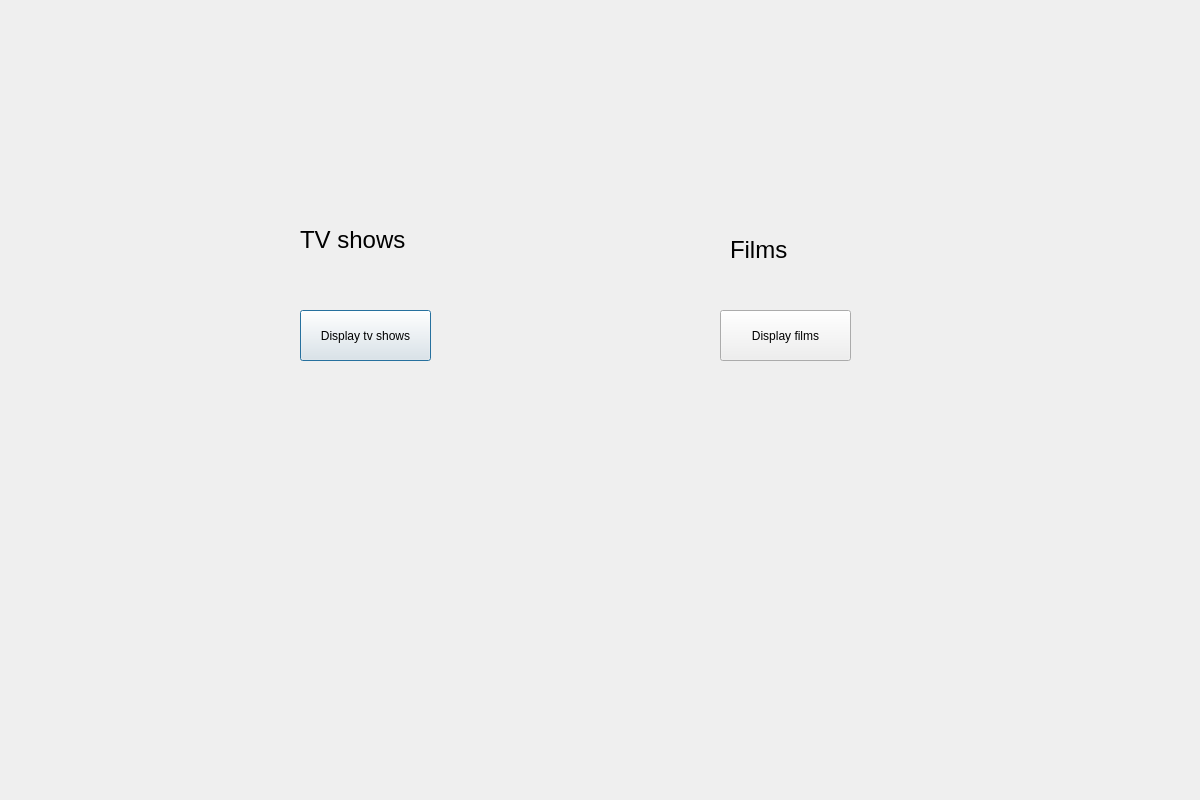
Before: the Qt Designer form UI/choiceofaction.ui in Krutov777/PyQt, drawn with Qt 5.
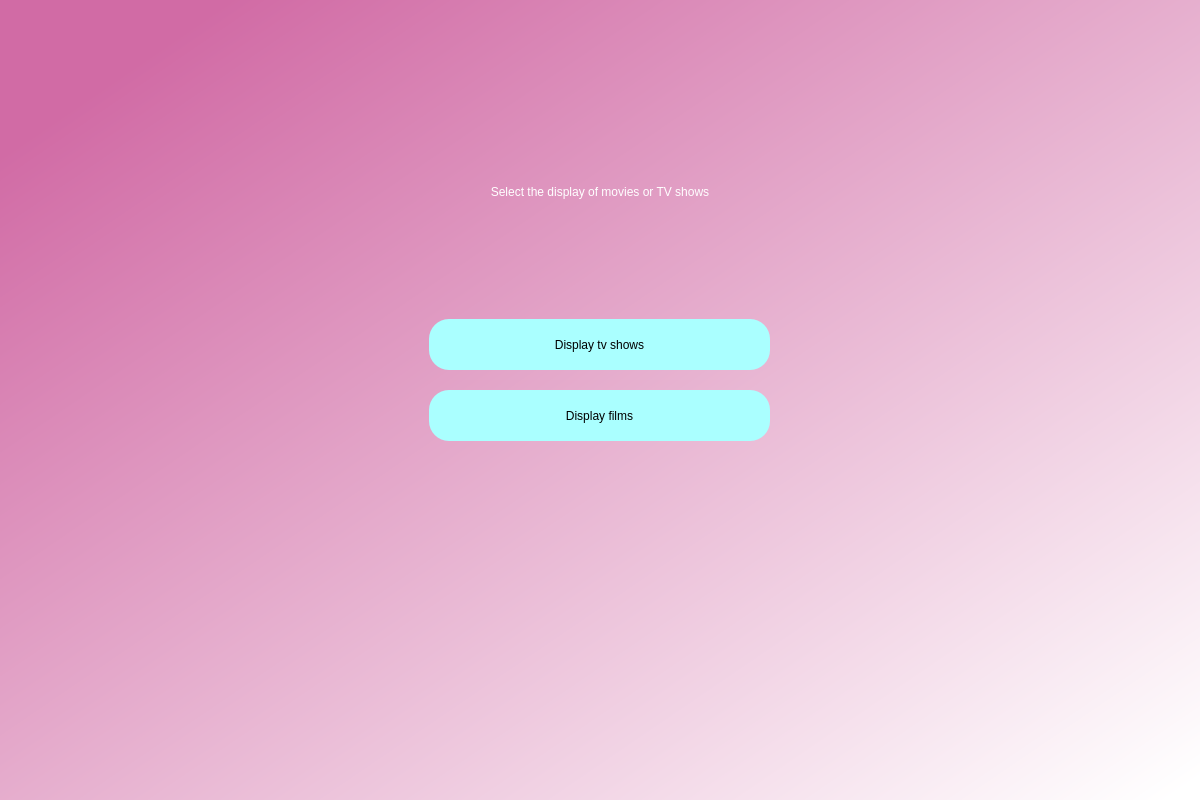
After: the same form once the commit is applied.

Commit message: added tv_show route, fix request in db

```diff
--- a/UI/choiceofaction.ui
+++ b/UI/choiceofaction.ui
@@ -10,65 +10,162 @@
     <height>800</height>
    </rect>
   </property>
+  <property name="minimumSize">
+   <size>
+    <width>1200</width>
+    <height>800</height>
+   </size>
+  </property>
+  <property name="maximumSize">
+   <size>
+    <width>1200</width>
+    <height>800</height>
+   </size>
+  </property>
   <property name="windowTitle">
    <string>Dialog</string>
   </property>
   <property name="styleSheet">
-   <string notr="true">QWidget#bgwidget{
-background-color:qlineargradient(spread:pad, x1:0.091, y1:0.101636, x2:0.991379, y2:0.977, stop:0 rgba(209, 107, 165, 255), stop:1 rgba(255, 255, 255, 255));}</string>
+   <string notr="true">
+background-color:qlineargradient(spread:pad, x1:0.091, y1:0.101636, x2:0.991379, y2:0.977, stop:0 rgba(209, 107, 165, 255), stop:1 rgba(255, 255, 255, 255));</string>
   </property>
-  <widget class="QLabel" name="label">
-   <property name="geometry">
-    <rect>
-     <x>300</x>
-     <y>220</y>
-     <width>151</width>
-     <height>41</height>
-    </rect>
-   </property>
-   <property name="text">
-    <string>&lt;html&gt;&lt;head/&gt;&lt;body&gt;&lt;p&gt;&lt;span style=&quot; font-size:18pt;&quot;&gt;TV shows&lt;/span&gt;&lt;/p&gt;&lt;/body&gt;&lt;/html&gt;</string>
-   </property>
-  </widget>
-  <widget class="QLabel" name="label_2">
-   <property name="geometry">
-    <rect>
-     <x>730</x>
-     <y>230</y>
-     <width>181</width>
-     <height>41</height>
-    </rect>
-   </property>
-   <property name="text">
-    <string>&lt;html&gt;&lt;head/&gt;&lt;body&gt;&lt;p&gt;&lt;span style=&quot; font-size:18pt;&quot;&gt;Films&lt;/span&gt;&lt;/p&gt;&lt;/body&gt;&lt;/html&gt;</string>
-   </property>
-  </widget>
-  <widget class="QPushButton" name="pushButton">
-   <property name="geometry">
-    <rect>
-     <x>300</x>
-     <y>310</y>
-     <width>131</width>
-     <height>51</height>
-    </rect>
-   </property>
-   <property name="text">
-    <string>Display tv shows</string>
-   </property>
-  </widget>
-  <widget class="QPushButton" name="listFilms">
-   <property name="geometry">
-    <rect>
-     <x>720</x>
-     <y>310</y>
-     <width>131</width>
-     <height>51</height>
-    </rect>
-   </property>
-   <property name="text">
-    <string>Display films</string>
-   </property>
-  </widget>
+  <layout class="QGridLayout" name="gridLayout" rowstretch="1,1,2" columnstretch="1,1,1">
+   <item row="1" column="0">
+    <spacer name="horizontalSpacer">
+     <property name="orientation">
+      <enum>Qt::Horizontal</enum>
+     </property>
+     <property name="sizeHint" stdset="0">
+      <size>
+       <width>40</width>
+       <height>20</height>
+      </size>
+     </property>
+    </spacer>
+   </item>
+   <item row="1" column="2">
+    <spacer name="horizontalSpacer_2">
+     <property name="orientation">
+      <enum>Qt::Horizontal</enum>
+     </property>
+     <property name="sizeHint" stdset="0">
+      <size>
+       <width>40</width>
+       <height>20</height>
+      </size>
+     </property>
+    </spacer>
+   </item>
+   <item row="1" column="1">
+    <layout class="QVBoxLayout" name="verticalLayout" stretch="5,0,1,1">
+     <property name="spacing">
+      <number>20</number>
+     </property>
+     <item>
+      <widget class="QLabel" name="label">
+       <property name="styleSheet">
+        <string notr="true">background-color:rgba(0,0,0,0);
+font: 12pt &quot;MS Shell Dlg 2&quot;;
+font: 28pt &quot;MS Shell Dlg 2&quot;; color:rgb(255, 255, 255)</string>
+       </property>
+       <property name="text">
+        <string>&lt;html&gt;&lt;head/&gt;&lt;body&gt;&lt;p align=&quot;center&quot;&gt;Select the display of movies or TV shows&lt;/p&gt;&lt;/body&gt;&lt;/html&gt;</string>
+       </property>
+      </widget>
+     </item>
+     <item>
+      <spacer name="verticalSpacer_3">
+       <property name="orientation">
+        <enum>Qt::Vertical</enum>
+       </property>
+       <property name="sizeType">
+        <enum>QSizePolicy::Fixed</enum>
+       </property>
+       <property name="sizeHint" stdset="0">
+        <size>
+         <width>20</width>
+         <height>100</height>
+        </size>
+       </property>
+      </spacer>
+     </item>
+     <item alignment="Qt::AlignHCenter">
+      <widget class="QPushButton" name="listTv">
+       <property name="minimumSize">
+        <size>
+         <width>341</width>
+         <height>51</height>
+        </size>
+       </property>
+       <property name="maximumSize">
+        <size>
+         <width>200</width>
+         <height>400</height>
+        </size>
+       </property>
+       <property name="styleSheet">
+        <string notr="true">border-radius:20px;
+background-color: rgb(170, 255, 255);
+font: 14pt &quot;MS Shell Dlg 2&quot;;</string>
+       </property>
+       <property name="text">
+        <string>Display tv shows</string>
+       </property>
+      </widget>
+     </item>
+     <item alignment="Qt::AlignHCenter">
+      <widget class="QPushButton" name="listFilms">
+       <property name="minimumSize">
+        <size>
+         <width>341</width>
+         <height>51</height>
+        </size>
+       </property>
+       <property name="maximumSize">
+        <size>
+         <width>200</width>
+         <height>400</height>
+        </size>
+       </property>
+       <property name="styleSheet">
+        <string notr="true">border-radius:20px;
+background-color: rgb(170, 255, 255);
+font: 14pt &quot;MS Shell Dlg 2&quot;;</string>
+       </property>
+       <property name="text">
+        <string>Display films</string>
+       </property>
+      </widget>
+     </item>
+    </layout>
+   </item>
+   <item row="2" column="1">
+    <spacer name="verticalSpacer_2">
+     <property name="orientation">
+      <enum>Qt::Vertical</enum>
+     </property>
+     <property name="sizeHint" stdset="0">
+      <size>
+       <width>20</width>
+       <height>40</height>
+      </size>
+     </property>
+    </spacer>
+   </item>
+   <item row="0" column="1">
+    <spacer name="verticalSpacer">
+     <property name="orientation">
+      <enum>Qt::Vertical</enum>
+     </property>
+     <property name="sizeHint" stdset="0">
+      <size>
+       <width>20</width>
+       <height>40</height>
+      </size>
+     </property>
+    </spacer>
+   </item>
+  </layout>
  </widget>
  <resources/>
  <connections/>
```
The commit also changes 7 other files.
